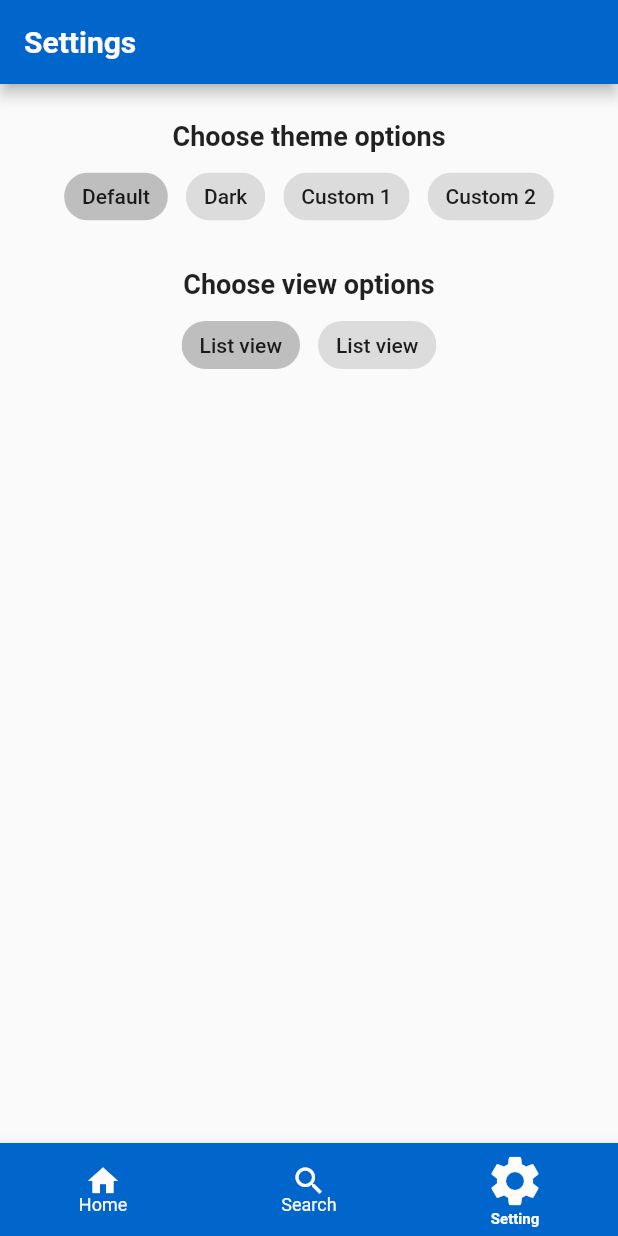
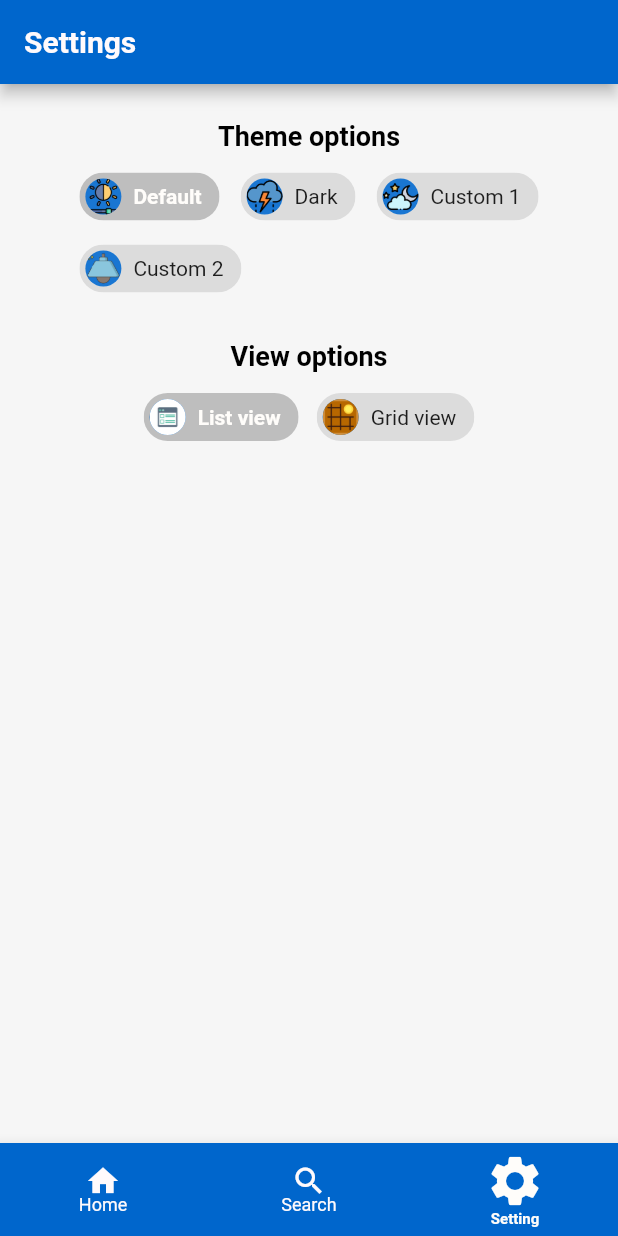
Before and after one commit to LHSang6403/Flutter-Weather-App, a Flutter app: the screen it shows after launch, item 3 of the bottom bar chosen, after a tap on "Default", on a phone screen of 412 x 824 dp. Run offline on Flutter 3.47's test engine with Material 2 defaults, Android fonts, the light colour scheme and no system bars; our stand-ins replace flutter_dotenv, flutter_slidable, get; missing offline and left inert: autocomplete_textfield.

Commit message:
add colors

```diff
--- a/lib/main.dart
+++ b/lib/main.dart
@@ -64,11 +64,13 @@ class _MyAppState extends State<MyApp> {
 
   @override
   Widget build(BuildContext context) {
-    return MaterialApp(
+    return Obx(
+      () => MaterialApp(
           home: Scaffold(
+        backgroundColor:
+            themeData.getBackgroundColor(viewModeController.indexThemeData.value),
         body: _pages[_currentIndex],
-          bottomNavigationBar: Obx(
-            () => BottomNavigationBar(
+        bottomNavigationBar: BottomNavigationBar(
           currentIndex: _currentIndex,
           onTap: _onTabTapped,
           backgroundColor: themeData
@@ -78,11 +80,11 @@ class _MyAppState extends State<MyApp> {
               color: themeData
                   .getAccentColor(viewModeController.indexThemeData.value),
               size: 40),
-              selectedItemColor: themeData
-                  .getAccentColor(viewModeController.indexThemeData.value),
+          selectedItemColor:
+              themeData.getAccentColor(viewModeController.indexThemeData.value),
           selectedLabelStyle: const TextStyle(fontWeight: FontWeight.bold),
           unselectedItemColor:
-                  themeData.getColor1(viewModeController.indexThemeData.value),
+              themeData.getAccentColor2(viewModeController.indexThemeData.value),
           items: const <BottomNavigationBarItem>[
             BottomNavigationBarItem(
               icon: Icon(Icons.home),
--- a/lib/pages/home_page.dart
+++ b/lib/pages/home_page.dart
@@ -4,6 +4,7 @@ import 'package:untitled/data/items.dart';
 import 'package:untitled/main.dart';
 import 'package:untitled/pages/setting_controller.dart';
 import 'package:untitled/widgets/card_body.dart';
+import 'package:untitled/widgets/square_body.dart';
 
 class HomePage extends StatefulWidget {
   Data weatherData;
@@ -24,18 +25,26 @@ class _HomePageState extends State<HomePage> {
   @override
   Widget build(BuildContext context) {
     return Obx(() => Scaffold(
+          backgroundColor: Colors.white.withOpacity(0.0),
           appBar: AppBar(
             title: Text(
               'Home',
               style: TextStyle(
                   color: themeData
-                    .getColor1(viewModeController.indexThemeData.value),
+                      .getAccentColor2(viewModeController.indexThemeData.value),
                   fontWeight: FontWeight.bold),
             ),
             backgroundColor: themeData
                 .getPrimaryColor(viewModeController.indexThemeData.value),
           ),
-        body: SingleChildScrollView(
+          body: viewModeController.viewModesCurrentIndex.value == 0
+              ? listBody()
+              : gridBody(),
+        ));
+  }
+
+  Widget listBody() {
+    return SingleChildScrollView(
       padding: const EdgeInsets.all(16),
       child: Column(
         children: widget.weatherData.items
@@ -46,6 +55,30 @@ class _HomePageState extends State<HomePage> {
                 ))
             .toList(),
       ),
-        )));
+    );
   }
+
+  Widget gridBody() {
+    return Container(padding: const EdgeInsets.all(12), child: buildGridView());
   }
+
+  Widget buildGridView() => GridView.builder(
+        gridDelegate: const SliverGridDelegateWithFixedCrossAxisCount(
+          crossAxisCount: 2,
+          childAspectRatio: 1,
+          mainAxisSpacing: 12,
+          crossAxisSpacing: 12,
+        ),
+        padding: const EdgeInsets.all(4),
+        itemCount: widget.weatherData.items.length,
+        itemBuilder: (context, index) {
+          final item = widget.weatherData.items[index];
+
+          return SquareBody(
+            item: item,
+            deleteCard: _handleDeleteCard,
+            parentContext: context,
+          );
+        },
+      );
+}
--- a/lib/pages/search_page.dart
+++ b/lib/pages/search_page.dart
@@ -58,10 +58,11 @@ class _SearchPageState extends State<SearchPage> {
   @override
   Widget build(BuildContext context) {
     return Obx(() => Scaffold(
+      backgroundColor: Colors.white.withOpacity(0.0),
         appBar: AppBar(
           title: Text(
             'Search',
-            style: TextStyle(color: themeData.getColor1(viewModeController.indexThemeData.value),
+            style: TextStyle(color: themeData.getAccentColor2(viewModeController.indexThemeData.value),
             fontWeight: FontWeight.bold),
           ),
           backgroundColor: themeData
--- a/lib/pages/setting_controller.dart
+++ b/lib/pages/setting_controller.dart
@@ -6,8 +6,8 @@ class ViewModeController extends GetxController {
   RxInt indexThemeData = 0.obs;
 
   //View options
-  List<String> viewModes = ["List view", "Grid view"];
-  int viewModesIndex = 0;
+  List<String> viewModes = ['List view', 'Grid view'];
+  RxInt viewModesCurrentIndex = 0.obs;
 
   void changeTheme(int value) {
     indexThemeData.value = value;
@@ -15,6 +15,6 @@ class ViewModeController extends GetxController {
   }
 
   void changeView(int value) {
-    viewModesIndex = value;
+    viewModesCurrentIndex.value = value;
   }
 }
--- a/lib/pages/setting_page.dart
+++ b/lib/pages/setting_page.dart
@@ -13,17 +13,16 @@ class SettingsPage extends StatefulWidget {
 class _SettingsPageState extends State<SettingsPage> {
   final ViewModeController viewModeController = Get.put(ViewModeController());
 
-
-
   @override
   Widget build(BuildContext context) {
     return Obx(() => Scaffold(
+        backgroundColor: Colors.white.withOpacity(0.0),
         appBar: AppBar(
           title: Text(
             'Settings',
             style: TextStyle(
                 color: themeData
-                    .getColor1(viewModeController.indexThemeData.value),
+                    .getAccentColor2(viewModeController.indexThemeData.value),
                 fontWeight: FontWeight.bold),
           ),
           backgroundColor: themeData
@@ -39,17 +38,28 @@ class _SettingsPageState extends State<SettingsPage> {
                 const SizedBox(
                   height: 24.0,
                 ),
-                const Text(
-                  'Choose theme options',
-                  style: TextStyle(fontWeight: FontWeight.bold, fontSize: 18),
+                Text(
+                  'Theme options',
+                  style: TextStyle(
+                    fontWeight: FontWeight.bold,
+                    fontSize: 18,
+                    color: viewModeController.indexThemeData.value == 0
+                        ? Colors.black
+                        : themeData.getAccentColor2(
+                            viewModeController.indexThemeData.value),
+                  ),
                 ),
                 const SizedBox(height: 6.0),
                 Wrap(
-                  spacing: 12.0,
-                  children: List<Widget>.generate(
-                    themeData.listThemes.length,
-                    (int index) {
+                  spacing: 14.0,
+                  children: themeData.listThemes.map(
+                    (item) {
+                      var index = themeData.listThemes.indexOf(item);
                       return ChoiceChip(
+                        avatar: CircleAvatar(
+                          backgroundImage: AssetImage(
+                              "assets/images/weather_icons/theme${themeData.listThemes.indexOf(item)}.jpg"),
+                        ),
                         label: Text(
                           index == 0
                               ? 'Default'
@@ -58,6 +68,20 @@ class _SettingsPageState extends State<SettingsPage> {
                                   : 'Custom ${index - 1}',
                         ),
                         selected: viewModeController.currentIndex == index,
+                        labelStyle: TextStyle(
+                          fontWeight: viewModeController.currentIndex == index
+                              ? FontWeight.bold
+                              : FontWeight.normal,
+                          color: viewModeController.currentIndex == index
+                              ? themeData.getAccentColor(
+                                  viewModeController.indexThemeData.value)
+                              : Colors.black87,
+                        ),
+                        // backgroundColor:
+                        //     viewModeController.currentIndex != index
+                        //         ? themeData.getPrimaryColor(
+                        //             viewModeController.indexThemeData.value)
+                        //         : Colors.white54,
                         onSelected: (bool selected) {
                           viewModeController.currentIndex =
                               selected ? index : 0;
@@ -70,26 +94,48 @@ class _SettingsPageState extends State<SettingsPage> {
                 const SizedBox(
                   height: 24.0,
                 ),
-                const Text(
-                  'Choose view options',
-                  style: TextStyle(fontWeight: FontWeight.bold, fontSize: 18),
+                Text(
+                  'View options',
+                  style: TextStyle(
+                    fontWeight: FontWeight.bold,
+                    fontSize: 18,
+                    color: viewModeController.indexThemeData.value == 0
+                        ? Colors.black
+                        : themeData.getAccentColor2(
+                            viewModeController.indexThemeData.value),
+                  ),
                 ),
                 const SizedBox(height: 6.0),
                 Wrap(
                   spacing: 12.0,
-                  children: List<Widget>.generate(
-                    viewModeController.viewModes.length,
-                    (int index) {
-                      return ChoiceChip(
-                        label: Text('${viewModeController.viewModes[viewModeController.viewModesIndex]}'),
-                        selected: viewModeController.viewModesIndex == index,
-                        onSelected: (bool selected) {
-                          viewModeController.viewModesIndex = selected ? index : 0;
-                          // do action
-                        },
-                      );
-                    },
-                  ).toList(),
+                  children: viewModeController.viewModes.map((item) {
+                    var index = viewModeController.viewModes.indexOf(item);
+                    return ChoiceChip(
+                      avatar: CircleAvatar(
+                        backgroundImage: AssetImage(
+                            "assets/images/weather_icons/view${viewModeController.viewModes.indexOf(item)}.jpg"),
+                      ),
+                      label: Text(item),
+                      selected:
+                          viewModeController.viewModesCurrentIndex.value ==
+                              index,
+                      labelStyle: TextStyle(
+                        fontWeight:
+                            viewModeController.viewModesCurrentIndex.value ==
+                                    index
+                                ? FontWeight.bold
+                                : FontWeight.normal,
+                        color: viewModeController.viewModesCurrentIndex.value ==
+                                index
+                            ? themeData.getAccentColor(
+                                viewModeController.indexThemeData.value)
+                            : Colors.black87,
+                      ),
+                      onSelected: (bool selected) {
+                        viewModeController.changeView(index);
+                      },
+                    );
+                  }).toList(),
                 ),
               ],
             ),
--- a/lib/theme/theme_loader.dart
+++ b/lib/theme/theme_loader.dart
@@ -4,16 +4,20 @@ import 'package:untitled/theme/color_converter.dart';
 class customTheme {
   String name;
   Color primaryColor; // bar's color
-  Color accentColor; // button's color
-  Color otherColor1; // text's color
-  Color otherColor2; // background's color
+  Color accentColor; // selected navbar button's color
+  Color accentColor2; // unselected navbar button, text's color
+  Color backgroundColor; // background's color
+  Color selectedButtonColor;
+  Color unselectedButtonColor;
 
   customTheme(
       {required this.name,
       required this.primaryColor,
       required this.accentColor,
-      required this.otherColor1,
-      required this.otherColor2});
+      required this.accentColor2,
+      required this.backgroundColor,
+      required this.selectedButtonColor,
+      required this.unselectedButtonColor});
 }
 
 class ThemeDataModel {
@@ -24,8 +28,10 @@ class ThemeDataModel {
         name: "Default",
         primaryColor: HexColor("#0066cc"),
         accentColor: HexColor("#FFFDFA"),
-        otherColor1: HexColor("#FFFAFC"),
-        otherColor2: HexColor("#cadeef"));
+        accentColor2: HexColor("#FFFAFC"),
+        backgroundColor: HexColor("#f6f6f6"),
+        selectedButtonColor: HexColor("#000000"),
+        unselectedButtonColor: HexColor("#000000"));
     listThemes.add(defaultTheme);
   }
 
@@ -37,28 +43,41 @@ class ThemeDataModel {
     return listThemes[index].accentColor;
   }
 
-  Color getColor1(int index) {
-    return listThemes[index].otherColor1;
+  Color getAccentColor2(int index) {
+    return listThemes[index].accentColor2;
   }
 
-  Color getColor2(int index) {
-    return listThemes[index].otherColor2;
+  Color getBackgroundColor(int index) {
+    return listThemes[index].backgroundColor;
+  }
+
+  Color getSelectedButtonColor(int index) {
+    return listThemes[index].selectedButtonColor;
+  }
+
+  Color getUnselectedButtonColor(int index) {
+    return listThemes[index].unselectedButtonColor;
   }
 
   void handleReadOneTheme(Map<String, dynamic> eachTheme) {
     final String name = eachTheme['themes']['name'];
     final String primaryColor = eachTheme['themes']['primaryColor'];
     final String accentColor = eachTheme['themes']['accentColor'];
-    final String otherColor1 = eachTheme['themes']['otherColor1'];
-    final String otherColor2 = eachTheme['themes']['otherColor2'];
+    final String accentColor2 = eachTheme['themes']['accentColor2'];
+    final String backgroundColor = eachTheme['themes']['backgroundColor'];
+    final String selectedButtonColor =
+        eachTheme['themes']['selectedButtonColor'];
+    final String unselectedButtonColor =
+        eachTheme['themes']['UnselectedButtonColor'];
 
     var theme = customTheme(
-      name: name,
-      primaryColor: HexColor(primaryColor),
-      accentColor: HexColor(accentColor),
-      otherColor1: HexColor(otherColor1),
-      otherColor2: HexColor(otherColor2),
-    );
+        name: name,
+        primaryColor: HexColor(primaryColor),
+        accentColor: HexColor(accentColor),
+        accentColor2: HexColor(accentColor2),
+        backgroundColor: HexColor(backgroundColor),
+        selectedButtonColor: HexColor(selectedButtonColor),
+        unselectedButtonColor: HexColor(unselectedButtonColor));
     listThemes.add(theme);
   }
 
@@ -69,15 +88,21 @@ class ThemeDataModel {
       final String name = themeJson['name'] as String;
       final String primaryColor = themeJson['primaryColor'] as String;
       final String accentColor = themeJson['accentColor'] as String;
-      final String otherColor1 = themeJson['otherColor1'] as String;
-      final String otherColor2 = themeJson['otherColor2'] as String;
+      final String accentColor2 = themeJson['accentColor2'] as String;
+      final String backgroundColor = themeJson['backgroundColor'] as String;
+      final String selectedButtonColor =
+          themeJson['selectedButtonColor'] as String;
+      final String unselectedButtonColor =
+          themeJson['unselectedButtonColor'] as String;
 
       var themeTemp = customTheme(
           name: name,
           primaryColor: HexColor(primaryColor),
           accentColor: HexColor(accentColor),
-          otherColor1: HexColor(otherColor1),
-          otherColor2: HexColor(otherColor2));
+          accentColor2: HexColor(accentColor2),
+          backgroundColor: HexColor(backgroundColor),
+          selectedButtonColor: HexColor(selectedButtonColor),
+          unselectedButtonColor: HexColor(unselectedButtonColor));
       listThemes.add(themeTemp);
     }
   }
```
Also changed, not shown: assets/themes.json (+12 -6 lines), lib/widgets/card_body.dart (+21 -25 lines), lib/widgets/square_body.dart (+100 -0 lines), pubspec.yaml (+7 -0 lines), assets/images/weather_icons/theme0.jpg (added), assets/images/weather_icons/theme1.jpg (added), assets/images/weather_icons/theme2.jpg (added), assets/images/weather_icons/theme3.jpg (added), assets/images/weather_icons/view0.jpg (added), assets/images/weather_icons/view1.jpg (added), pubspec.lock, 2 other files. Lines whose indentation alone changed are shown as unchanged.
